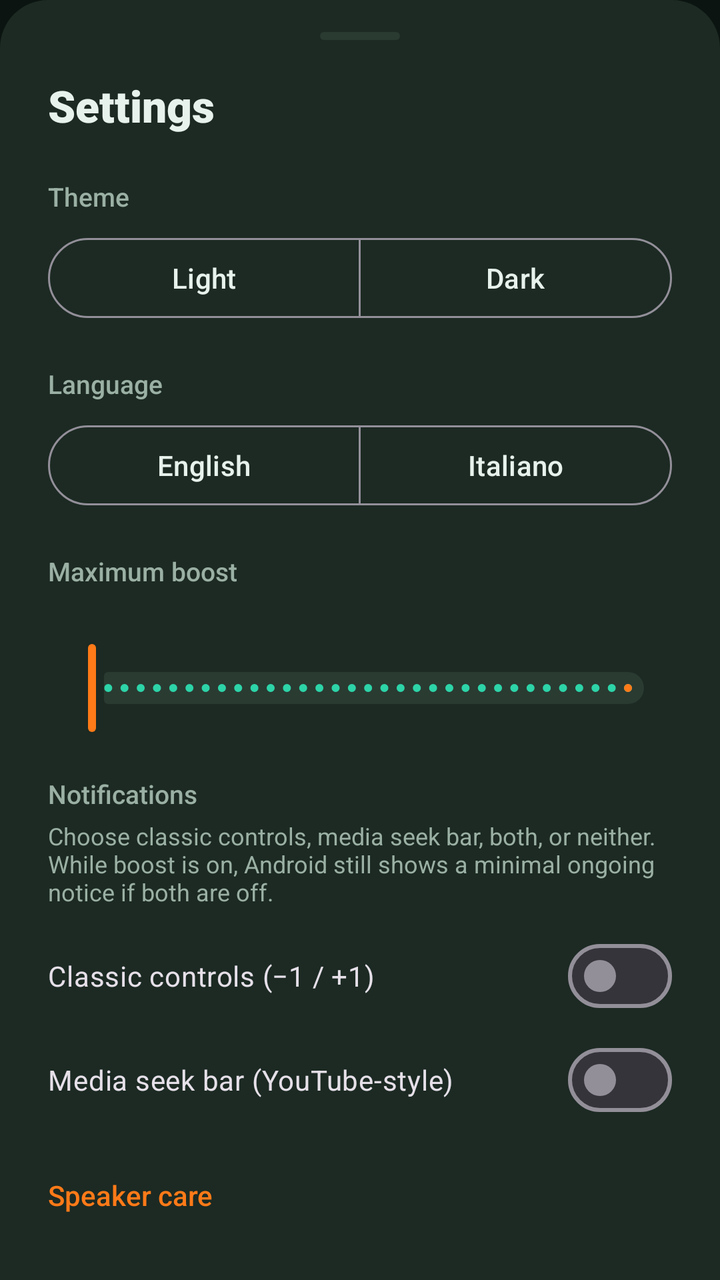
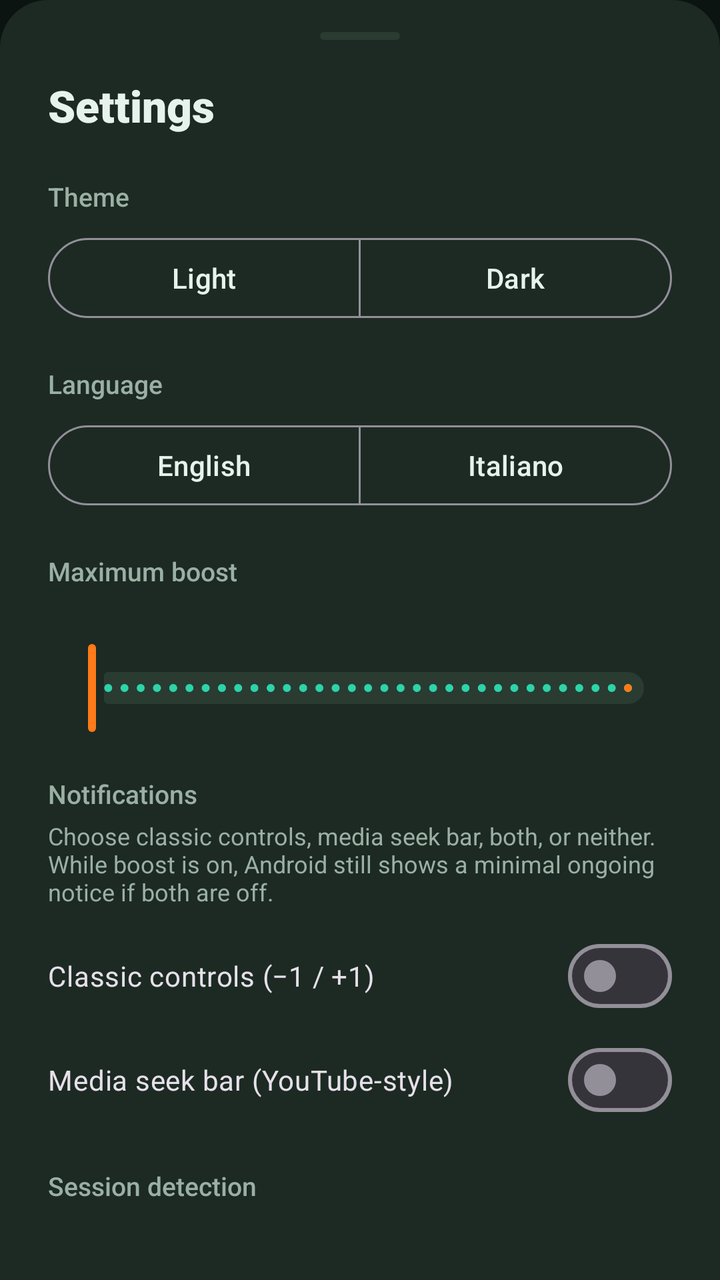

Screens rendered from an Android XML layout before and after an edit, with the pre-edit source and the edit as a unified diff.
<!-- AndroidManifest.xml: application theme Theme.VolumeBoost -->
<!-- res/layout/bottom_sheet_settings.xml -->
<?xml version="1.0" encoding="utf-8"?>
<LinearLayout
    xmlns:android="http://schemas.android.com/apk/res/android"
    xmlns:app="http://schemas.android.com/apk/res-auto"
    android:id="@+id/settingsRoot"
    android:layout_width="match_parent"
    android:layout_height="wrap_content"
    android:background="@drawable/bg_bottom_sheet"
    android:orientation="vertical"
    android:paddingHorizontal="24dp"
    android:paddingTop="16dp"
    android:paddingBottom="28dp">

    <View
        android:layout_width="40dp"
        android:layout_height="4dp"
        android:layout_gravity="center_horizontal"
        android:background="@drawable/bg_sheet_handle" />

    <TextView
        android:id="@+id/settingsTitle"
        android:layout_width="match_parent"
        android:layout_height="wrap_content"
        android:layout_marginTop="18dp"
        android:fontFamily="sans-serif-black"
        android:text="@string/settings"
        android:textColor="?attr/textPrimary"
        android:textSize="22sp" />

    <TextView
        android:id="@+id/themeLabel"
        android:layout_width="match_parent"
        android:layout_height="wrap_content"
        android:layout_marginTop="22dp"
        android:fontFamily="sans-serif-medium"
        android:text="@string/theme"
        android:textColor="?attr/textSecondary"
        android:textSize="13sp" />

    <com.google.android.material.button.MaterialButtonToggleGroup
        android:id="@+id/themeToggle"
        android:layout_width="match_parent"
        android:layout_height="wrap_content"
        android:layout_marginTop="8dp"
        app:selectionRequired="true"
        app:singleSelection="true">

        <com.google.android.material.button.MaterialButton
            android:id="@+id/themeLightButton"
            style="@style/Widget.Material3.Button.OutlinedButton"
            android:layout_width="0dp"
            android:layout_height="wrap_content"
            android:layout_weight="1"
            android:text="@string/theme_light" />

        <com.google.android.material.button.MaterialButton
            android:id="@+id/themeDarkButton"
            style="@style/Widget.Material3.Button.OutlinedButton"
            android:layout_width="0dp"
            android:layout_height="wrap_content"
            android:layout_weight="1"
            android:text="@string/theme_dark" />
    </com.google.android.material.button.MaterialButtonToggleGroup>

    <TextView
        android:id="@+id/languageLabel"
        android:layout_width="match_parent"
        android:layout_height="wrap_content"
        android:layout_marginTop="20dp"
        android:fontFamily="sans-serif-medium"
        android:text="@string/language"
        android:textColor="?attr/textSecondary"
        android:textSize="13sp" />

    <com.google.android.material.button.MaterialButtonToggleGroup
        android:id="@+id/languageToggle"
        android:layout_width="match_parent"
        android:layout_height="wrap_content"
        android:layout_marginTop="8dp"
        app:selectionRequired="true"
        app:singleSelection="true">

        <com.google.android.material.button.MaterialButton
            android:id="@+id/langEnglishButton"
            style="@style/Widget.Material3.Button.OutlinedButton"
            android:layout_width="0dp"
            android:layout_height="wrap_content"
            android:layout_weight="1"
            android:text="@string/language_english" />

        <com.google.android.material.button.MaterialButton
            android:id="@+id/langItalianButton"
            style="@style/Widget.Material3.Button.OutlinedButton"
            android:layout_width="0dp"
            android:layout_height="wrap_content"
            android:layout_weight="1"
            android:text="@string/language_italian" />
    </com.google.android.material.button.MaterialButtonToggleGroup>

    <TextView
        android:id="@+id/maxBoostLabel"
        android:layout_width="match_parent"
        android:layout_height="wrap_content"
        android:layout_marginTop="20dp"
        android:fontFamily="sans-serif-medium"
        android:text="@string/max_boost_label"
        android:textColor="?attr/textSecondary"
        android:textSize="13sp" />

    <TextView
        android:id="@+id/maxBoostValue"
        android:layout_width="match_parent"
        android:layout_height="wrap_content"
        android:layout_marginTop="4dp"
        android:fontFamily="sans-serif-medium"
        android:textColor="?attr/textPrimary"
        android:textSize="16sp" />

    <com.google.android.material.slider.Slider
        android:id="@+id/maxBoostSlider"
        android:layout_width="match_parent"
        android:layout_height="wrap_content"
        android:stepSize="1"
        android:value="20"
        android:valueFrom="20"
        android:valueTo="75"
        app:haloColor="?attr/boostGlowColor"
        app:labelBehavior="gone"
        app:thumbColor="?attr/boostActiveColor"
        app:trackColorActive="?attr/boostActiveColor"
        app:trackColorInactive="?attr/boostTrackColor" />

    <TextView
        android:id="@+id/notificationDisplayLabel"
        android:layout_width="match_parent"
        android:layout_height="wrap_content"
        android:layout_marginTop="20dp"
        android:fontFamily="sans-serif-medium"
        android:text="@string/notification_display_label"
        android:textColor="?attr/textSecondary"
        android:textSize="13sp" />

    <TextView
        android:id="@+id/notificationDisplayHint"
        android:layout_width="match_parent"
        android:layout_height="wrap_content"
        android:layout_marginTop="4dp"
        android:text="@string/notification_display_hint"
        android:textColor="?attr/textSecondary"
        android:textSize="12sp" />

    <com.google.android.material.materialswitch.MaterialSwitch
        android:id="@+id/classicNotificationSwitch"
        android:layout_width="match_parent"
        android:layout_height="wrap_content"
        android:layout_marginTop="10dp"
        android:text="@string/notification_classic_option" />

    <com.google.android.material.materialswitch.MaterialSwitch
        android:id="@+id/mediaNotificationSwitch"
        android:layout_width="match_parent"
        android:layout_height="wrap_content"
        android:layout_marginTop="4dp"
        android:text="@string/notification_media_option" />

    <TextView
        android:id="@+id/warningTitle"
        android:layout_width="match_parent"
        android:layout_height="wrap_content"
        android:layout_marginTop="24dp"
        android:fontFamily="sans-serif-medium"
        android:text="@string/warning_title"
        android:textColor="?attr/boostActiveColor"
        android:textSize="14sp" />

    <TextView
        android:id="@+id/warningBody"
        android:layout_width="match_parent"
        android:layout_height="wrap_content"
        android:layout_marginTop="6dp"
        android:text="@string/warning_body"
        android:textColor="?attr/textSecondary"
        android:textSize="13sp" />

</LinearLayout>
<!-- resources referenced by this layout -->
<resources>
  <!-- drawable bg_bottom_sheet (drawable) -->
  <?xml version="1.0" encoding="utf-8"?>
  <shape xmlns:android="http://schemas.android.com/apk/res/android"
      android:shape="rectangle">
      <solid android:color="?attr/bgSurface" />
      <corners
          android:topLeftRadius="24dp"
          android:topRightRadius="24dp" />
  </shape>
  <!-- drawable bg_sheet_handle (drawable) -->
  <?xml version="1.0" encoding="utf-8"?>
  <shape xmlns:android="http://schemas.android.com/apk/res/android"
      android:shape="rectangle">
      <solid android:color="?attr/boostTrackColor" />
      <corners android:radius="2dp" />
  </shape>
  <string name="language">Language</string>
  <string name="language_english">English</string>
  <string name="language_italian">Italiano</string>
  <string name="max_boost_label">Maximum boost</string>
  <string name="notification_classic_option">Classic controls (−1 / +1)</string>
  <string name="notification_display_hint">Choose classic controls, media seek bar, both, or neither. While boost is on, Android still shows a minimal ongoing notice if both are off.</string>
  <string name="notification_display_label">Notifications</string>
  <string name="notification_media_option">Media seek bar (YouTube-style)</string>
  <string name="settings">Settings</string>
  <string name="theme">Theme</string>
  <string name="theme_dark">Dark</string>
  <string name="theme_light">Light</string>
  <string name="warning_body">High boost levels can distort sound and stress speakers. Increase gradually.</string>
  <string name="warning_title">Speaker care</string>
  <style name="Theme.VolumeBoost" parent="Theme.VolumeBoost.Dark" />
  <style name="Theme.VolumeBoost.Dark" parent="Theme.Material3.Dark.NoActionBar">
          <item name="bgPrimary">@color/dark_bg_primary</item>
          <item name="bgSecondary">@color/dark_bg_secondary</item>
          <item name="bgSurface">@color/dark_bg_surface</item>
          <item name="textPrimary">@color/dark_text_primary</item>
          <item name="textSecondary">@color/dark_text_secondary</item>
          <item name="accentColor">@color/dark_accent</item>
          <item name="accentSoft">@color/dark_accent_soft</item>
          <item name="boostTrackColor">@color/dark_boost_track</item>
          <item name="boostActiveColor">@color/dark_boost_active</item>
          <item name="boostGlowColor">@color/dark_boost_glow</item>
  
          <item name="colorPrimary">@color/dark_accent</item>
          <item name="colorSecondary">@color/dark_boost_active</item>
          <item name="android:colorBackground">@color/dark_bg_primary</item>
          <item name="colorSurface">@color/dark_bg_surface</item>
          <item name="colorOnPrimary">@color/dark_bg_primary</item>
          <item name="colorOnSurface">@color/dark_text_primary</item>
          <item name="android:statusBarColor">@color/dark_status_bar</item>
          <item name="android:navigationBarColor">@color/dark_nav_bar</item>
          <item name="android:windowLightStatusBar">false</item>
          <item name="android:windowBackground">@color/dark_bg_primary</item>
      </style>
  <color name="dark_bg_primary">#0B1410</color>
  <color name="dark_bg_secondary">#15201A</color>
  <color name="dark_bg_surface">#1C2A23</color>
  <color name="dark_text_primary">#E8F2EC</color>
  <color name="dark_text_secondary">#9BB0A4</color>
  <color name="dark_accent">#2DD4A8</color>
  <color name="dark_accent_soft">#1A3D32</color>
  <color name="dark_boost_track">#2A3B32</color>
  <color name="dark_boost_active">#FF7A18</color>
  <color name="dark_boost_glow">#55FF7A18</color>
  <color name="dark_status_bar">#0B1410</color>
  <color name="dark_nav_bar">#0B1410</color>
</resources>

<!-- the commit's change to res/layout/bottom_sheet_settings.xml (unified diff, before → after) -->
@@ -1,11 +1,15 @@
 <?xml version="1.0" encoding="utf-8"?>
-<LinearLayout
+<androidx.core.widget.NestedScrollView
     xmlns:android="http://schemas.android.com/apk/res/android"
     xmlns:app="http://schemas.android.com/apk/res-auto"
+    android:layout_width="match_parent"
+    android:layout_height="wrap_content"
+    android:background="@drawable/bg_bottom_sheet">
+
+<LinearLayout
     android:id="@+id/settingsRoot"
     android:layout_width="match_parent"
     android:layout_height="wrap_content"
-    android:background="@drawable/bg_bottom_sheet"
     android:orientation="vertical"
     android:paddingHorizontal="24dp"
     android:paddingTop="16dp"
@@ -164,6 +168,40 @@
         android:text="@string/notification_media_option" />
 
     <TextView
+        android:id="@+id/detectionLabel"
+        android:layout_width="match_parent"
+        android:layout_height="wrap_content"
+        android:layout_marginTop="20dp"
+        android:fontFamily="sans-serif-medium"
+        android:text="@string/detection_label"
+        android:textColor="?attr/textSecondary"
+        android:textSize="13sp" />
+
+    <TextView
+        android:id="@+id/detectionStatus"
+        android:layout_width="match_parent"
+        android:layout_height="wrap_content"
+        android:layout_marginTop="4dp"
+        android:fontFamily="sans-serif-medium"
+        android:textColor="?attr/textPrimary"
+        android:textSize="15sp" />
+
+    <TextView
+        android:id="@+id/detectionHint"
+        android:layout_width="match_parent"
+        android:layout_height="wrap_content"
+        android:layout_marginTop="4dp"
+        android:textColor="?attr/textSecondary"
+        android:textSize="12sp" />
+
+    <com.google.android.material.button.MaterialButton
+        android:id="@+id/detectionAudioButton"
+        android:layout_width="wrap_content"
+        android:layout_height="wrap_content"
+        android:layout_marginTop="8dp"
+        android:text="@string/detection_allow_audio" />
+
+    <TextView
         android:id="@+id/warningTitle"
         android:layout_width="match_parent"
         android:layout_height="wrap_content"
@@ -183,3 +221,5 @@
         android:textSize="13sp" />
 
 </LinearLayout>
+
+</androidx.core.widget.NestedScrollView>
<!-- resource entries referenced after the edit -->
@@ -16,6 +16,8 @@
       <solid android:color="?attr/boostTrackColor" />
       <corners android:radius="2dp" />
   </shape>
+  <string name="detection_allow_audio">Allow audio detection</string>
+  <string name="detection_label">Session detection</string>
   <string name="language">Language</string>
   <string name="language_english">English</string>
   <string name="language_italian">Italiano</string>
